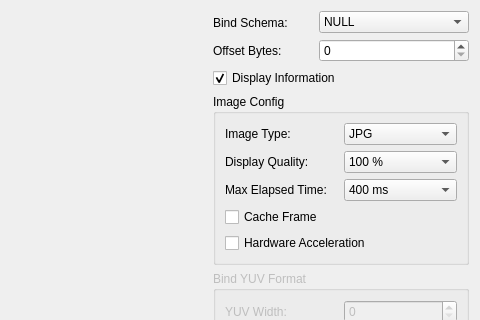
Old version of the form viewer/cameradialog.ui in the repository thun-res/vlink; both pictures show x 720 to 1200 and y 0 to 320 of the 1200 by 768 pixel window.
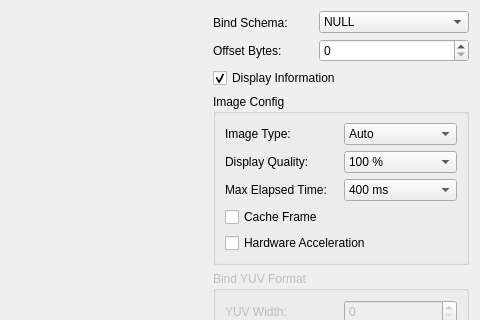
New version of the form. Icons and pictures are not drawn.

```diff
--- a/viewer/cameradialog.ui
+++ b/viewer/cameradialog.ui
@@ -285,6 +285,11 @@
                <layout class="QVBoxLayout" name="verticalLayout">
                 <item>
                  <widget class="QComboBox" name="comboBox_type">
+                  <item>
+                   <property name="text">
+                    <string>Auto</string>
+                   </property>
+                  </item>
                   <item>
                    <property name="text">
                     <string>JPG</string>
```
Left out of the diff: 25 changed lines with no effect on the pictures.
